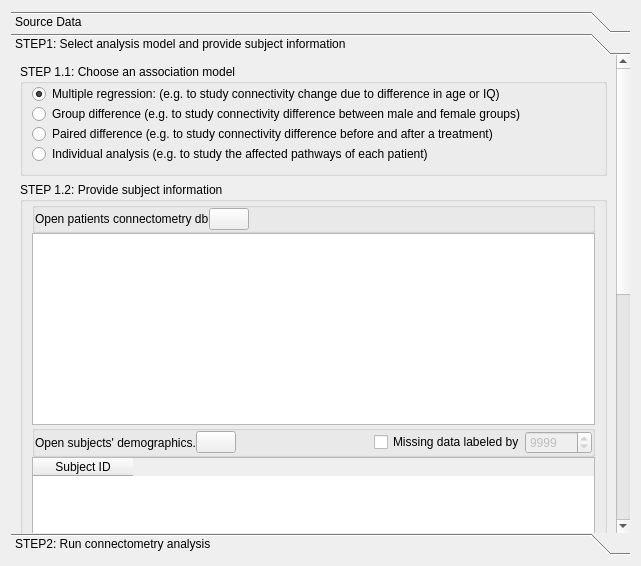
This is tracking/vbc_dialog.ui in frankyeh/DSI-Studio as Qt 5 draws it before an edit. The edited form follows.
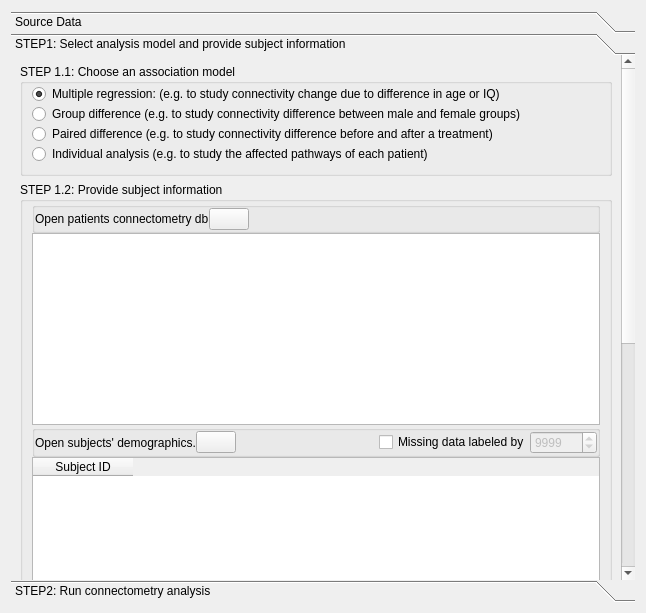
This is the edited form. Icons and pictures are not drawn. Custom widgets are drawn as their Qt base class.

Commit message: con't

Diff of the .ui file:
```diff
--- a/tracking/vbc_dialog.ui
+++ b/tracking/vbc_dialog.ui
@@ -6,8 +6,8 @@
    <rect>
     <x>0</x>
     <y>0</y>
-    <width>641</width>
-    <height>566</height>
+    <width>646</width>
+    <height>613</height>
    </rect>
   </property>
   <property name="windowTitle">
@@ -942,8 +942,8 @@
          <property name="geometry">
           <rect>
            <x>0</x>
-           <y>-426</y>
-           <width>606</width>
+           <y>-379</y>
+           <width>611</width>
            <height>911</height>
           </rect>
          </property>
```
Left out of the diff: 4 changed lines with no effect on the pictures.
